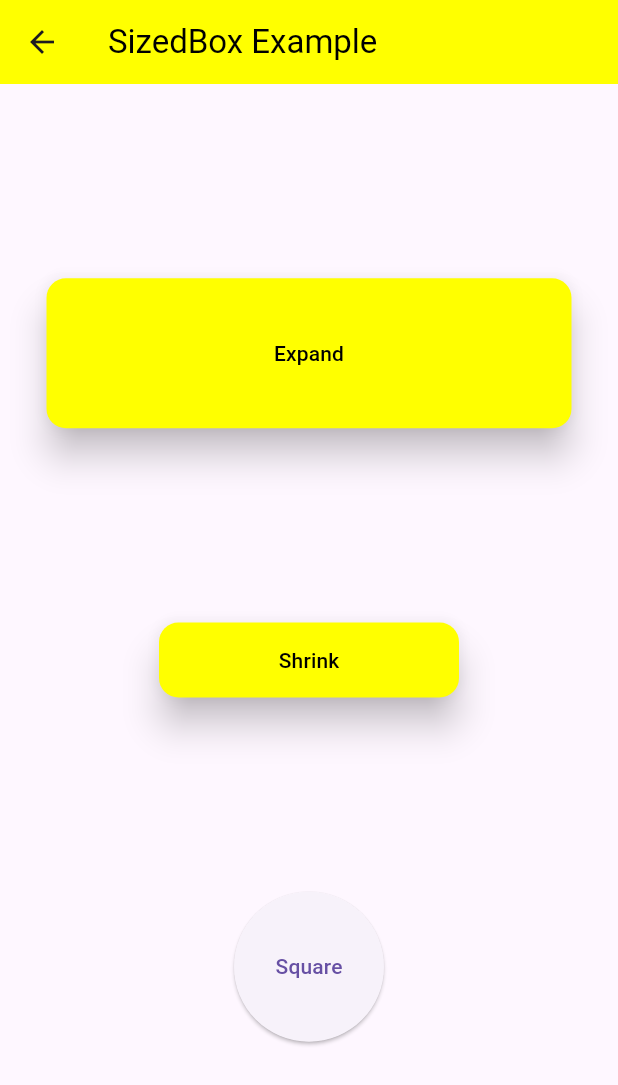
After one commit to thisisdishang/JourneyToFlutter, a Flutter app: the screen it shows after launch, after a tap on "SizedBox", on a phone screen of 412 x 824 dp. The commit adds this screen. Shown: the top 1085 px of the screen. Run offline on Flutter 3.47's test engine with Material 3 defaults, Android fonts, the phone set to English and light mode, and no system bars; our stand-ins replace fluttertoast.

Commit message:
Implement SizedBox.shrink, SizedBox.expand, SizedBox.square

```diff
--- /dev/null
+++ b/lib/MySizebox.dart
@@ -0,0 +1,84 @@
+import 'package:flutter/material.dart';
+
+class mysizebox extends StatelessWidget {
+  const mysizebox({super.key});
+
+  @override
+  Widget build(BuildContext context) {
+    return Scaffold(
+      appBar: AppBar(
+        title: Text(
+          'SizedBox Example',
+          style: TextStyle(color: Colors.black),
+        ),
+        backgroundColor: Colors.yellowAccent,
+      ),
+      body: Center(
+        child: Column(
+          mainAxisAlignment: MainAxisAlignment.spaceEvenly,
+          children: [
+            ConstrainedBox(
+              constraints: BoxConstraints(
+                minHeight: 50,
+                minWidth: 200,
+                maxHeight: 100,
+                maxWidth: 350,
+              ),
+              child: SizedBox.expand(
+                child: ElevatedButton(
+                  style: ElevatedButton.styleFrom(
+                    elevation: 10,
+                    backgroundColor: Colors.yellowAccent,
+                    shape: RoundedRectangleBorder(
+                      borderRadius: BorderRadius.all(
+                        Radius.circular(13),
+                      ),
+                    ),
+                  ),
+                  onPressed: () {},
+                  child: Text(
+                    'Expand',
+                    style: TextStyle(color: Colors.black),
+                  ),
+                ),
+              ),
+            ),
+            ConstrainedBox(
+              constraints: BoxConstraints(
+                minHeight: 50,
+                minWidth: 200,
+                maxHeight: 100,
+                maxWidth: 350,
+              ),
+              child: SizedBox.shrink(
+                child: ElevatedButton(
+                  style: ElevatedButton.styleFrom(
+                    elevation: 10,
+                    backgroundColor: Colors.yellowAccent,
+                    shape: RoundedRectangleBorder(
+                      borderRadius: BorderRadius.all(
+                        Radius.circular(13),
+                      ),
+                    ),
+                  ),
+                  onPressed: () {},
+                  child: Text(
+                    'Shrink',
+                    style: TextStyle(color: Colors.black),
+                  ),
+                ),
+              ),
+            ),
+            SizedBox.square(
+              dimension: 100,
+              child: ElevatedButton(
+                onPressed: () {},
+                child: Text('Square'),
+              ),
+            )
+          ],
+        ),
+      ),
+    );
+  }
+}
--- a/lib/main.dart
+++ b/lib/main.dart
@@ -2,6 +2,7 @@ import 'package:flutter/material.dart';
 import 'package:fluttertoast/fluttertoast.dart';
 import 'package:journey_to_flutter/CircleAvatar.dart';
 import 'package:journey_to_flutter/CustomWidget.dart';
+import 'package:journey_to_flutter/MySizebox.dart';
 import 'package:journey_to_flutter/MyWrap.dart';
 import 'package:journey_to_flutter/SplittingApp.dart';
 import 'package:journey_to_flutter/ExpandedExample.dart';
@@ -615,6 +616,20 @@ class _MyHomePageState extends State<MyHomePage> {
                       },
                       child: Text('Wrap'),
                     ),
+                    SizedBox(
+                      width: 10,
+                    ),
+                    OutlinedButton(
+                      onPressed: () {
+                        Navigator.push(
+                          context,
+                          MaterialPageRoute(
+                            builder: (context) => mysizebox(),
+                          ),
+                        );
+                      },
+                      child: Text('SizedBox'),
+                    )
                   ],
                 ),
               ),
```
